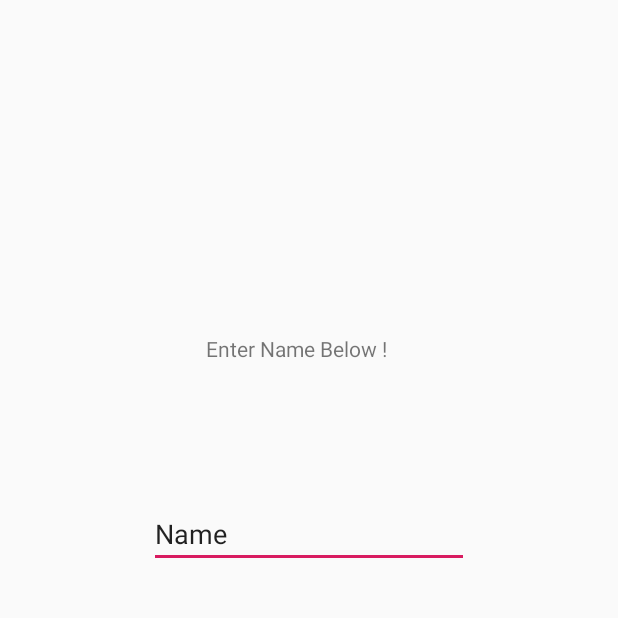
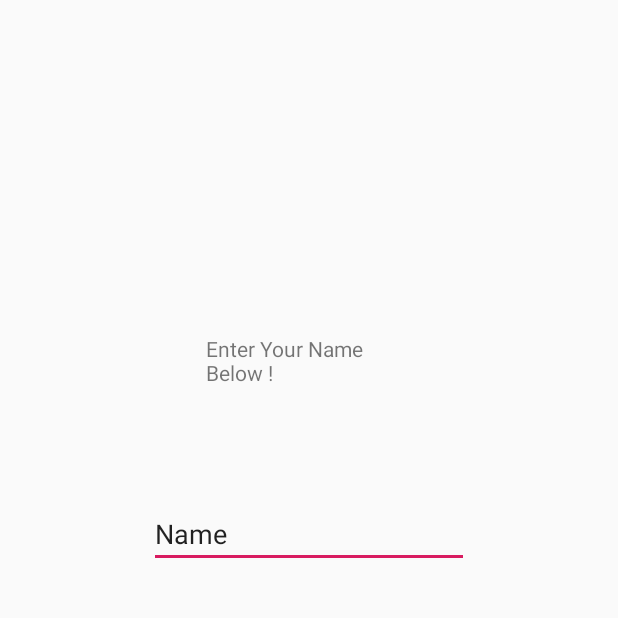
Before and after one commit to Thilak-Sambath/Curneu-Med-talk, an Android app: the screen it shows after launch (MainActivity), on a phone screen of 412 x 824 dp, the top half of it. Run offline under Robolectric (Android 15) with nearby library versions, the phone set to English and light mode, and no system bars.

Commit message:
Refining Strings.xml

```diff
--- a/app/src/main/res/values/strings.xml
+++ b/app/src/main/res/values/strings.xml
@@ -1,4 +1,4 @@
 <resources>
     <string name="app_name">MedTalk</string>
-    <string name="rtext">Enter  Name Below !</string>
+    <string name="rtext">Enter Your Name Below !</string>
 </resources>
```
